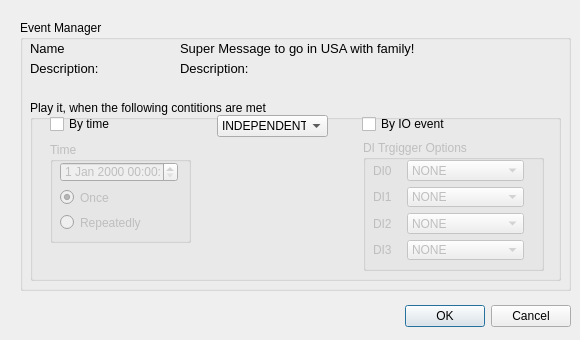
This is EASCC/fmsgeventdialog.ui in MrHakerFox/eas as Qt 5 draws it before an edit. The edited form follows.
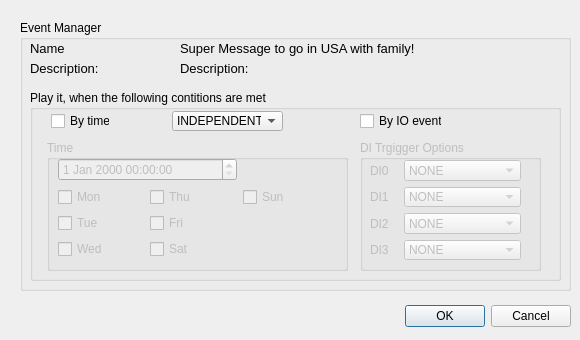
This is the edited form.

What changed in the file:
```diff
--- a/EASCC/fmsgeventdialog.ui
+++ b/EASCC/fmsgeventdialog.ui
@@ -135,9 +135,9 @@
     <property name="geometry">
      <rect>
       <x>10</x>
-      <y>80</y>
+      <y>70</y>
       <width>531</width>
-      <height>181</height>
+      <height>191</height>
      </rect>
     </property>
     <property name="title">
@@ -146,10 +146,10 @@
     <widget class="QComboBox" name="conditionComboBox">
      <property name="geometry">
       <rect>
-       <x>187</x>
-       <y>15</y>
+       <x>142</x>
+       <y>21</y>
        <width>111</width>
-       <height>22</height>
+       <height>20</height>
       </rect>
      </property>
      <item>
@@ -171,9 +171,9 @@
     <widget class="QCheckBox" name="byTimerCheckBox">
      <property name="geometry">
       <rect>
-       <x>20</x>
-       <y>15</y>
-       <width>71</width>
+       <x>21</x>
+       <y>22</y>
+       <width>59</width>
        <height>18</height>
       </rect>
      </property>
@@ -184,9 +184,9 @@
     <widget class="QCheckBox" name="byIOEventCheckBox">
      <property name="geometry">
       <rect>
-       <x>332</x>
-       <y>15</y>
-       <width>91</width>
+       <x>330</x>
+       <y>22</y>
+       <width>82</width>
        <height>18</height>
       </rect>
      </property>
@@ -200,42 +200,74 @@
      </property>
      <property name="geometry">
       <rect>
-       <x>20</x>
-       <y>42</y>
-       <width>141</width>
-       <height>101</height>
+       <x>17</x>
+       <y>50</y>
+       <width>301</width>
+       <height>131</height>
       </rect>
      </property>
      <property name="title">
       <string>Time</string>
      </property>
-     <widget class="QWidget" name="layoutWidget">
+     <widget class="QWidget" name="">
       <property name="geometry">
        <rect>
-        <x>10</x>
-        <y>20</y>
-        <width>118</width>
-        <height>70</height>
+        <x>11</x>
+        <y>18</y>
+        <width>271</width>
+        <height>101</height>
        </rect>
       </property>
       <layout class="QGridLayout" name="gridLayout">
-       <item row="0" column="0">
+       <item row="0" column="0" colspan="2">
         <widget class="QDateTimeEdit" name="dateTimeEdit"/>
        </item>
        <item row="1" column="0">
-        <widget class="QRadioButton" name="onceRadioButton">
+        <widget class="QCheckBox" name="monCheckBox">
          <property name="text">
-          <string>Once</string>
+          <string>Mon</string>
          </property>
-         <property name="checked">
-          <bool>true</bool>
+        </widget>
+       </item>
+       <item row="1" column="1">
+        <widget class="QCheckBox" name="thuCheckBox">
+         <property name="text">
+          <string>Thu</string>
+         </property>
+        </widget>
+       </item>
+       <item row="1" column="2">
+        <widget class="QCheckBox" name="sunCheckBox">
+         <property name="text">
+          <string>Sun</string>
          </property>
         </widget>
        </item>
        <item row="2" column="0">
-        <widget class="QRadioButton" name="repeatRadioButton">
+        <widget class="QCheckBox" name="tueCheckBox">
          <property name="text">
-          <string>Repeatedly</string>
+          <string>Tue</string>
+         </property>
+        </widget>
+       </item>
+       <item row="2" column="1">
+        <widget class="QCheckBox" name="friCheckBox">
+         <property name="text">
+          <string>Fri</string>
+         </property>
+        </widget>
+       </item>
+       <item row="3" column="0">
+        <widget class="QCheckBox" name="wedCheckBox">
+         <property name="text">
+          <string>Wed</string>
+         </property>
+        </widget>
+       </item>
+       <item row="3" column="1">
+        <widget class="QCheckBox" name="satCheckBox">
+         <property name="text">
+          <string>Sat</string>
          </property>
         </widget>
        </item>
@@ -248,8 +280,8 @@
      </property>
      <property name="geometry">
       <rect>
-       <x>333</x>
-       <y>40</y>
+       <x>330</x>
+       <y>50</y>
        <width>181</width>
        <height>131</height>
       </rect>
```
